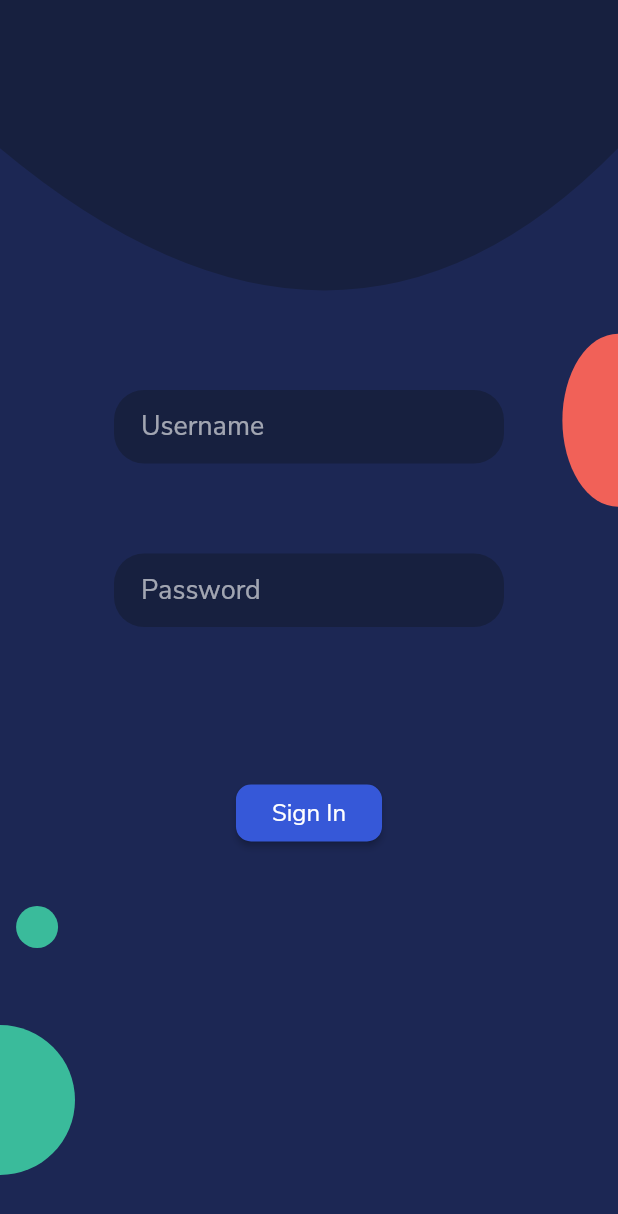
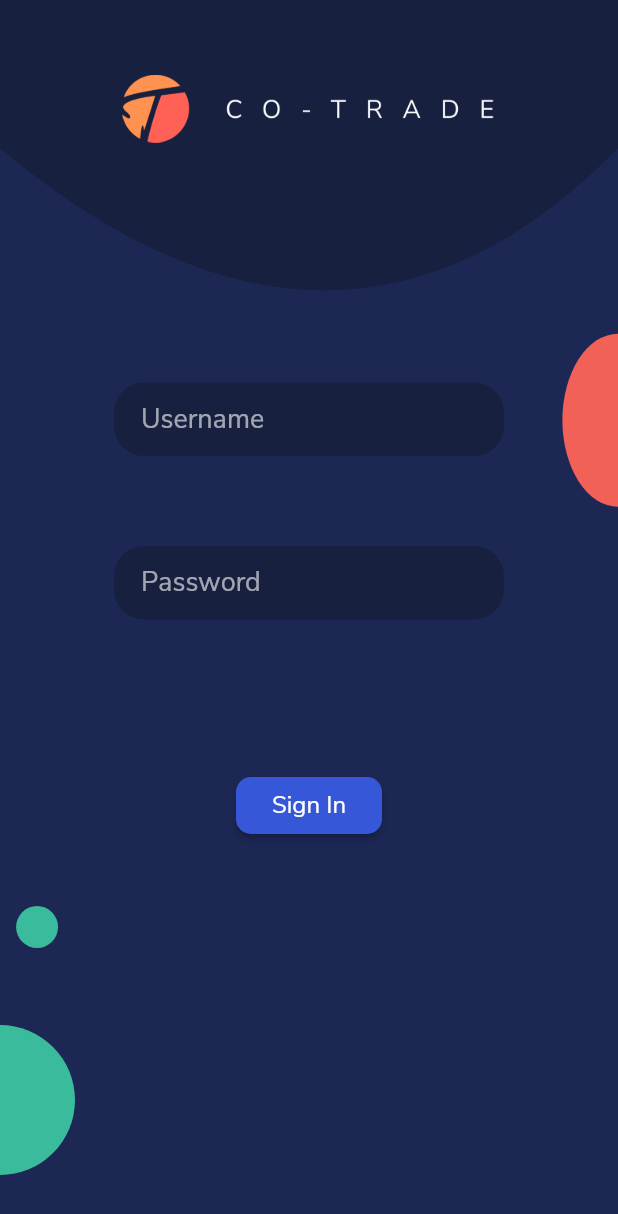
Before and after one commit to harchani-ritik/CoTrade, a Flutter app: the screen it shows after launch, after a tap on "Please Sign In", on a phone screen of 412 x 824 dp. Shown: the top 1214 px of the screen. Run offline on Flutter 3.47's test engine with Material 2 defaults, Android fonts, the phone set to English and light mode, and no system bars; our stand-ins replace cloud_firestore, firebase_core, fluttertoast, modal_progress_hud, shared_preferences; accounts and stored records are empty.

Commit message:
Add logos and app icon

```diff
--- a/MobileApplication/co_trade/lib/home_page/home_page.dart
+++ b/MobileApplication/co_trade/lib/home_page/home_page.dart
@@ -42,14 +42,7 @@ class _HomePageState extends State<HomePage> {
       inAsyncCall: isLoading,
       child: Scaffold(
         resizeToAvoidBottomPadding: false,
-        body: Stack(
-          children: [
-            Container(
-              height: double.infinity,
-              width: double.infinity,
-              child: CustomPaint(painter: PrimaryTemplate()),
-            ),
-            Container(
+        body: Container(
           width: double.infinity,
           child: Column(
             children: [
@@ -78,8 +71,6 @@ class _HomePageState extends State<HomePage> {
             ],
           ),
         ),
-          ],
-        ),
       ),
     );
   }
--- a/MobileApplication/co_trade/lib/main/loading_page.dart
+++ b/MobileApplication/co_trade/lib/main/loading_page.dart
@@ -53,10 +53,14 @@ class _LoadingPageState extends State<LoadingPage> {
   @override
   Widget build(BuildContext context) {
     return Scaffold(
-      body: Container(
-        height: 200,
-        width: 200,
-        color: kBrightBlue,
+      body: Center(
+        child: Padding(
+          padding: const EdgeInsets.all(8.0),
+          child: Image(
+            height: 60,
+            image: AssetImage('images/name_logo.png'),
+          ),
+        ),
       ),
     );
   }
--- a/MobileApplication/co_trade/lib/sign_in/sign_in_page.dart
+++ b/MobileApplication/co_trade/lib/sign_in/sign_in_page.dart
@@ -93,8 +93,13 @@ class _SignInPageState extends State<SignInPage> {
                 width: double.infinity,
                 child: Column(
                   children: [
+                    SizedBox(height: 50,),
+                    Image(
+                      height: 45,
+                      image: AssetImage('images/name_logo.png'),
+                    ),
                     SizedBox(
-                      height: 260,
+                      height: 160,
                     ),
                     CustomField(
                       controller: _usernameController,
--- a/MobileApplication/co_trade/lib/sign_up/auth_page.dart
+++ b/MobileApplication/co_trade/lib/sign_up/auth_page.dart
@@ -55,8 +55,13 @@ class _AuthPageState extends State<AuthPage> {
               width: double.infinity,
               child: Column(
                 children: [
+                  SizedBox(height: 50,),
+                  Image(
+                    height: 45,
+                    image: AssetImage('images/name_logo.png'),
+                  ),
                   SizedBox(
-                    height: 260,
+                    height: 200,
                   ),
                   CustomField(
                     controller: _phoneNoController,
--- a/MobileApplication/co_trade/lib/sign_up/initial_page.dart
+++ b/MobileApplication/co_trade/lib/sign_up/initial_page.dart
@@ -22,8 +22,13 @@ class InitialPage extends StatelessWidget {
             width: double.infinity,
             child: Column(
               children: [
+                SizedBox(height: 50,),
+                Image(
+                  height: 45,
+                  image: AssetImage('images/name_logo.png'),
+                ),
                 SizedBox(
-                  height: 200,
+                  height: 80,
                 ),
                 Image(
                   height: 150,
--- a/MobileApplication/co_trade/lib/sign_up/profile_setup.dart
+++ b/MobileApplication/co_trade/lib/sign_up/profile_setup.dart
@@ -106,19 +106,17 @@ class _ProfileSetupState extends State<ProfileSetup> {
         inAsyncCall: isLoading,
         child: Scaffold(
           resizeToAvoidBottomPadding: false,
-          body: Stack(
-            children: [
-              Container(
-                height: double.infinity,
-                width: double.infinity,
-                child: CustomPaint(painter: PrimaryTemplate()),
-              ),
-              Container(
+          body: Container(
             width: double.infinity,
             child: Column(
               children: [
+                SizedBox(height: 50,),
+                Image(
+                  height: 45,
+                  image: AssetImage('images/name_logo.png'),
+                ),
                 SizedBox(
-                      height: 200,
+                  height: 100,
                 ),
                 CustomField(
                   controller: _nameController,
@@ -132,7 +130,7 @@ class _ProfileSetupState extends State<ProfileSetup> {
                   hintText: 'Email',
                 ),
                 SizedBox(
-                      height: 40,
+                  height: 60,
                 ),
                 CustomField(
                   controller: _usernameController,
@@ -157,8 +155,6 @@ class _ProfileSetupState extends State<ProfileSetup> {
               ],
             ),
           ),
-            ],
-          ),
         ),
       ),
     );
--- a/MobileApplication/co_trade/lib/sign_up/sign_up_page.dart
+++ b/MobileApplication/co_trade/lib/sign_up/sign_up_page.dart
@@ -28,6 +28,7 @@ class _SignUpPageState extends State<SignUpPage> {
   @override
   Widget build(BuildContext context) {
     return PageView(
+      physics: NeverScrollableScrollPhysics(),
       onPageChanged: (index) {
         setState(() => _currentIndex = index);
       },
```
Also changed, not shown: MobileApplication/co_trade/images/name_logo.png (added), 6 other files. Lines whose indentation alone changed are shown as unchanged.
